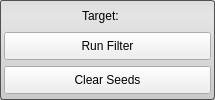
This is src/Interface/ToolInterface/FillHolesFilterInterface.ui in SCIInstitute/Seg3D as Qt 5 draws it before an edit. The edited form follows.
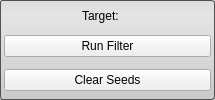
This is the edited form.

```diff
--- a/src/Interface/ToolInterface/FillHolesFilterInterface.ui
+++ b/src/Interface/ToolInterface/FillHolesFilterInterface.ui
@@ -79,6 +79,12 @@
        <height>32</height>
       </size>
      </property>
+     <property name="maximumSize">
+      <size>
+       <width>16777215</width>
+       <height>32</height>
+      </size>
+     </property>
      <layout class="QHBoxLayout" name="horizontalLayout">
       <property name="spacing">
        <number>0</number>
@@ -94,18 +100,6 @@
           <verstretch>0</verstretch>
          </sizepolicy>
         </property>
-        <property name="minimumSize">
-         <size>
-          <width>0</width>
-          <height>28</height>
-         </size>
-        </property>
-        <property name="maximumSize">
-         <size>
-          <width>16777215</width>
-          <height>28</height>
-         </size>
-        </property>
         <property name="text">
          <string>Run Filter</string>
         </property>
@@ -122,6 +116,12 @@
        <height>32</height>
       </size>
      </property>
+     <property name="maximumSize">
+      <size>
+       <width>16777215</width>
+       <height>32</height>
+      </size>
+     </property>
      <layout class="QHBoxLayout" name="horizontalLayout_2">
       <property name="spacing">
        <number>0</number>
@@ -137,18 +137,6 @@
           <verstretch>0</verstretch>
          </sizepolicy>
         </property>
-        <property name="minimumSize">
-         <size>
-          <width>0</width>
-          <height>28</height>
-         </size>
-        </property>
-        <property name="maximumSize">
-         <size>
-          <width>16777215</width>
-          <height>28</height>
-         </size>
-        </property>
         <property name="text">
          <string>Clear Seeds</string>
         </property>
```
